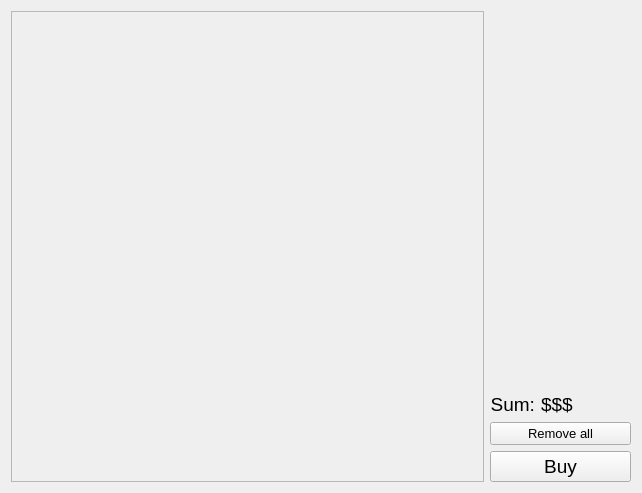
Above: cartwidget.ui from szymon27/xkomx before the change. Below: the same form after it.
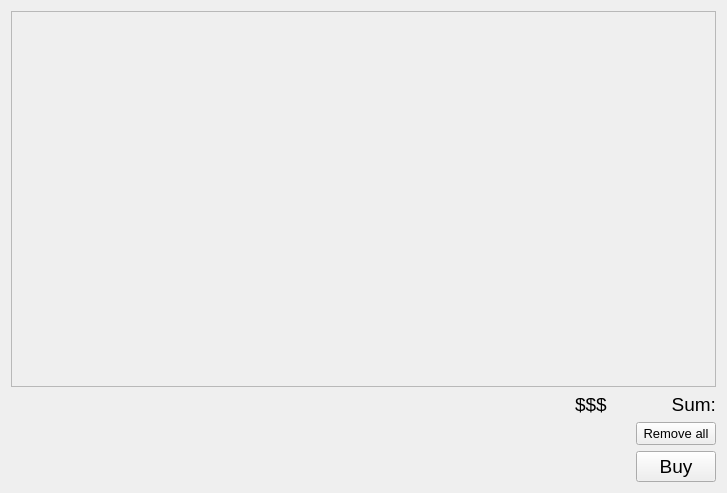
That is the form after the change.

Diff of the .ui file:
```diff
--- a/cartwidget.ui
+++ b/cartwidget.ui
@@ -15,6 +15,8 @@
   </property>
   <layout class="QHBoxLayout" name="horizontalLayout">
    <item>
+    <layout class="QVBoxLayout" name="verticalLayout">
+     <item>
     <layout class="QVBoxLayout" name="verticalLayout_2">
      <item>
       <widget class="QScrollArea" name="saCart">
@@ -26,8 +28,8 @@
          <rect>
           <x>0</x>
           <y>0</y>
-          <width>473</width>
-          <height>471</height>
+            <width>618</width>
+            <height>351</height>
          </rect>
         </property>
         <widget class="QWidget" name="verticalLayoutWidget">
@@ -44,39 +46,20 @@
        </widget>
       </widget>
      </item>
-    </layout>
-   </item>
-   <item>
-    <layout class="QVBoxLayout" name="verticalLayout">
-     <item>
-      <spacer name="verticalSpacer">
-       <property name="orientation">
-        <enum>Qt::Vertical</enum>
-       </property>
-       <property name="sizeHint" stdset="0">
-        <size>
-         <width>20</width>
-         <height>40</height>
-        </size>
-       </property>
-      </spacer>
-     </item>
      <item>
       <layout class="QHBoxLayout" name="horizontalLayout_2">
        <item>
-        <widget class="QLabel" name="lbSum_">
-         <property name="font">
-          <font>
-           <pointsize>14</pointsize>
-          </font>
-         </property>
-         <property name="text">
-          <string>Sum:</string>
-         </property>
-         <property name="alignment">
-          <set>Qt::AlignRight|Qt::AlignTrailing|Qt::AlignVCenter</set>
-         </property>
-        </widget>
+          <spacer name="horizontalSpacer_2">
+           <property name="orientation">
+            <enum>Qt::Horizontal</enum>
+           </property>
+           <property name="sizeHint" stdset="0">
+            <size>
+             <width>40</width>
+             <height>20</height>
+            </size>
+           </property>
+          </spacer>
        </item>
        <item>
         <widget class="QLabel" name="lbSum">
@@ -96,7 +79,40 @@
          </property>
         </widget>
        </item>
-      </layout>
+         <item>
+          <widget class="QLabel" name="lbSum_">
+           <property name="font">
+            <font>
+             <pointsize>14</pointsize>
+            </font>
+           </property>
+           <property name="text">
+            <string>Sum:</string>
+           </property>
+           <property name="alignment">
+            <set>Qt::AlignRight|Qt::AlignTrailing|Qt::AlignVCenter</set>
+           </property>
+          </widget>
+         </item>
+        </layout>
+       </item>
+       <item>
+        <layout class="QHBoxLayout" name="horizontalLayout_4">
+         <item>
+          <spacer name="horizontalSpacer_4">
+           <property name="orientation">
+            <enum>Qt::Horizontal</enum>
+           </property>
+           <property name="sizeType">
+            <enum>QSizePolicy::Fixed</enum>
+           </property>
+           <property name="sizeHint" stdset="0">
+            <size>
+             <width>625</width>
+             <height>20</height>
+            </size>
+           </property>
+          </spacer>
      </item>
      <item>
       <widget class="QPushButton" name="btnRemoveAll">
@@ -110,6 +126,26 @@
        </property>
       </widget>
      </item>
+        </layout>
+       </item>
+       <item>
+        <layout class="QHBoxLayout" name="horizontalLayout_3">
+         <item>
+          <spacer name="horizontalSpacer">
+           <property name="orientation">
+            <enum>Qt::Horizontal</enum>
+           </property>
+           <property name="sizeType">
+            <enum>QSizePolicy::Fixed</enum>
+           </property>
+           <property name="sizeHint" stdset="0">
+            <size>
+             <width>625</width>
+             <height>20</height>
+            </size>
+           </property>
+          </spacer>
+         </item>
      <item>
       <widget class="QPushButton" name="btnBuy">
        <property name="font">
@@ -121,6 +157,13 @@
         <string>Buy</string>
        </property>
       </widget>
+         </item>
+        </layout>
+       </item>
+       <item>
+        <layout class="QVBoxLayout" name="verticalLayout_3"/>
+       </item>
+      </layout>
      </item>
     </layout>
    </item>
```
Lines whose indentation alone changed are shown as unchanged.
